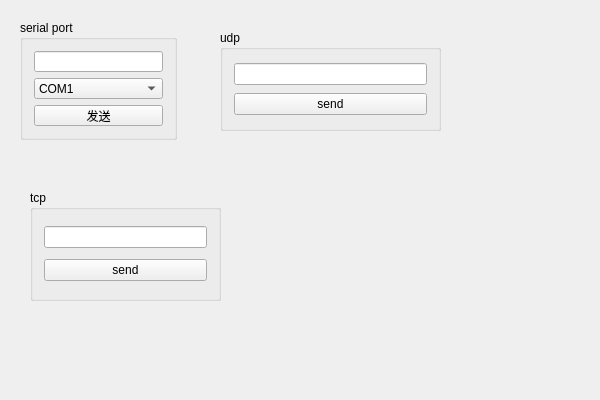
This is MessagerGUI/MessagerGUI/MessagerGUI.ui in Roy-H/Messager as Qt 5 draws it before an edit. The edited form follows.
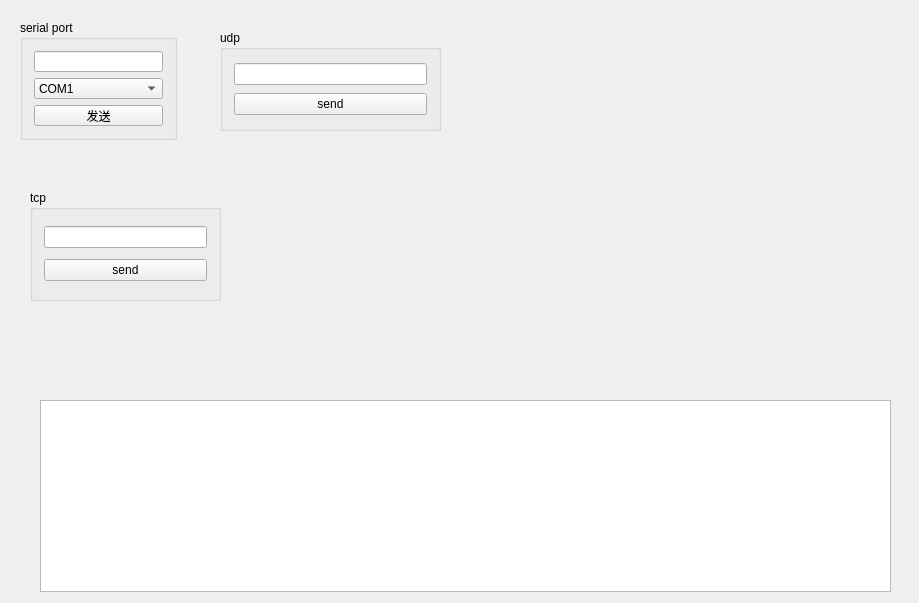
This is the edited form.

Diff of the .ui file:
```diff
--- a/MessagerGUI/MessagerGUI/MessagerGUI.ui
+++ b/MessagerGUI/MessagerGUI/MessagerGUI.ui
@@ -6,8 +6,8 @@
    <rect>
     <x>0</x>
     <y>0</y>
-    <width>600</width>
-    <height>400</height>
+    <width>919</width>
+    <height>603</height>
    </rect>
   </property>
   <property name="windowTitle">
@@ -112,6 +112,16 @@
     </item>
    </layout>
   </widget>
+  <widget class="QTableView" name="tableView">
+   <property name="geometry">
+    <rect>
+     <x>40</x>
+     <y>400</y>
+     <width>851</width>
+     <height>192</height>
+    </rect>
+   </property>
+  </widget>
  </widget>
  <layoutdefault spacing="6" margin="11"/>
  <resources>
```
